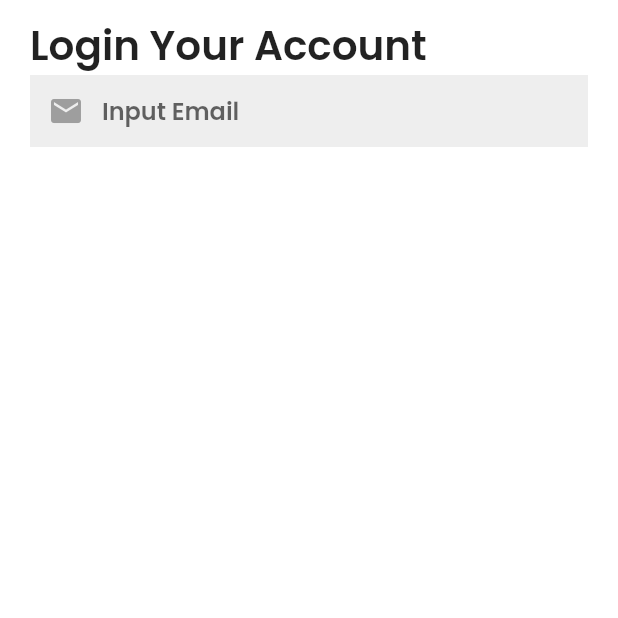
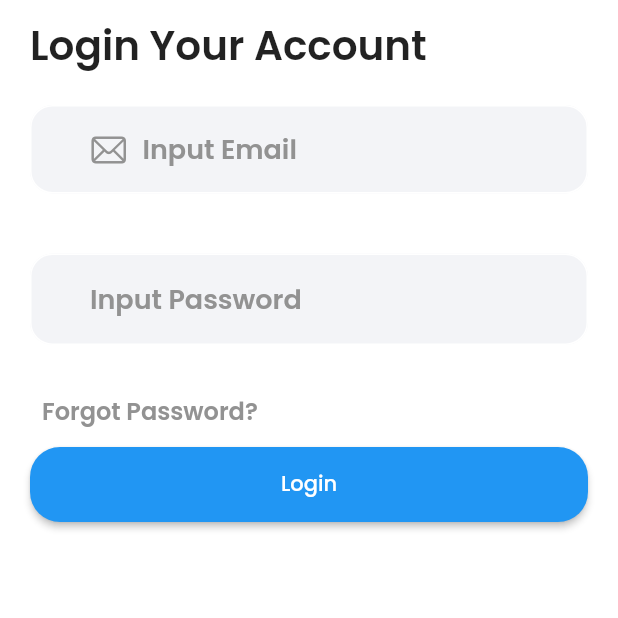
Before and after one commit to usmanisofficial/evento, a Flutter app: the screen it shows after launch, on a phone screen of 412 x 824 dp, the top half of it. Run offline on Flutter 3.47's test engine with Material 2 defaults, Android fonts, the phone set to English and light mode, and no system bars; our stand-ins replace google_fonts.

Commit message:
Working on Buttons

```diff
--- a/lib/login.dart
+++ b/lib/login.dart
@@ -1,10 +1,13 @@
+import 'package:flutter/cupertino.dart';
 import 'package:flutter/material.dart';
+import 'package:google_fonts/google_fonts.dart';
 
 class LoginPage extends StatelessWidget {
   const LoginPage({Key? key}) : super(key: key);
 
   @override
   Widget build(BuildContext context) {
+    double p = 17;
     return SafeArea(
       child: Material(
         child: Padding(
@@ -24,23 +27,112 @@ class LoginPage extends StatelessWidget {
                   fontWeight: FontWeight.w600,
                 ),
               ),
+              Form(
+                  child: Column(
+                children: [
+                  const SizedBox(
+                    height: 20,
+                  ),
                   TextFormField(
                     decoration: InputDecoration(
-                  enabledBorder: InputBorder.none,
-                  focusedBorder: InputBorder.none,
-                  fillColor: Colors.grey[200],
+                      prefixIcon: const Padding(
+                        padding: EdgeInsets.only(left: 40, right: 10),
+                        child: Icon(
+                          CupertinoIcons.mail,
+                          size: 25,
+                          color: Color.fromARGB(255, 146, 146, 146),
+                        ),
+                      ),
+                      fillColor: const Color.fromRGBO(243, 244, 247, 1),
                       filled: true,
-                  border: OutlineInputBorder(
-                      borderRadius: BorderRadius.circular(50)),
-                  prefixIcon: const Icon(
-                    Icons.email,
-                    color: Colors.grey,
+                      enabledBorder: OutlineInputBorder(
+                        borderRadius: BorderRadius.circular(15.0),
+                        borderSide: const BorderSide(
+                          color: Colors.white,
+                        ),
+                      ),
+                      focusedBorder: OutlineInputBorder(
+                        borderRadius: BorderRadius.circular(15.0),
+                        borderSide: const BorderSide(
+                          color: Colors.white,
+                        ),
                       ),
                       hintText: "Input Email",
-                  hintStyle: const TextStyle(
-                      fontSize: 16, fontWeight: FontWeight.w600),
+                      hintStyle: TextStyle(
+                          color: const Color.fromARGB(255, 146, 146, 146),
+                          fontSize: 18,
+                          fontFamily: GoogleFonts.poppins().fontFamily,
+                          fontWeight: FontWeight.w600),
+                      isDense: true,
+                      border: OutlineInputBorder(
+                        borderRadius: BorderRadius.circular(15),
                       ),
                     ),
+                  ),
+                  const SizedBox(
+                    height: 40,
+                  ),
+                  TextFormField(
+                    decoration: InputDecoration(
+                        fillColor: const Color.fromRGBO(243, 244, 247, 1),
+                        filled: true,
+                        enabledBorder: OutlineInputBorder(
+                          borderRadius: BorderRadius.circular(15.0),
+                          borderSide: const BorderSide(
+                            color: Colors.white,
+                          ),
+                        ),
+                        focusedBorder: OutlineInputBorder(
+                          borderRadius: BorderRadius.circular(15.0),
+                          borderSide: const BorderSide(
+                            color: Colors.white,
+                          ),
+                        ),
+                        hintText: "Input Password",
+                        hintStyle: const TextStyle(
+                            color: Color.fromARGB(255, 146, 146, 146),
+                            fontSize: 18,
+                            fontWeight: FontWeight.w600),
+                        isDense: true,
+                        border: OutlineInputBorder(
+                          borderRadius: BorderRadius.circular(15),
+                        ),
+                        contentPadding: EdgeInsets.fromLTRB(40, p, p, p)),
+                  ),
+                  const SizedBox(
+                    height: 20,
+                  ),
+                  TextButton(
+                    onPressed: () {},
+                    child: const Align(
+                      alignment: Alignment.centerLeft,
+                      child: Text(
+                        "Forgot Password?",
+                        style: TextStyle(
+                          fontSize: 16,
+                          fontWeight: FontWeight.w600,
+                          color: Color.fromARGB(255, 146, 146, 146),
+                        ),
+                      ),
+                    ),
+                  ),
+                  ElevatedButton(
+                    onPressed: () {},
+                    style: ButtonStyle(
+                        minimumSize: MaterialStateProperty.all(
+                          const Size(double.infinity, 50),
+                        ),
+                        fixedSize: MaterialStateProperty.all(
+                            Size.fromWidth(MediaQuery.of(context).size.width)),
+                        shape:
+                            MaterialStateProperty.all<RoundedRectangleBorder>(
+                                RoundedRectangleBorder(
+                          borderRadius: BorderRadius.circular(20),
+                        ))),
+                    child: const Text("Login"),
+                  ),
+                ],
+              ))
             ],
           ),
         ),
```
Lines whose indentation alone changed are shown as unchanged.
